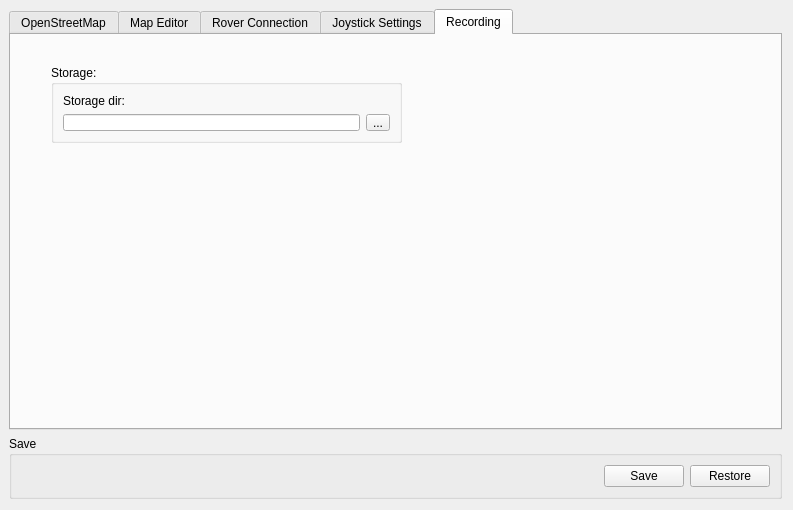
This is software/DesktopClient/DesktopClient/Forms/SettingsForm.ui in ddomurad/mibot as Qt 5 draws it before an edit. The edited form follows.
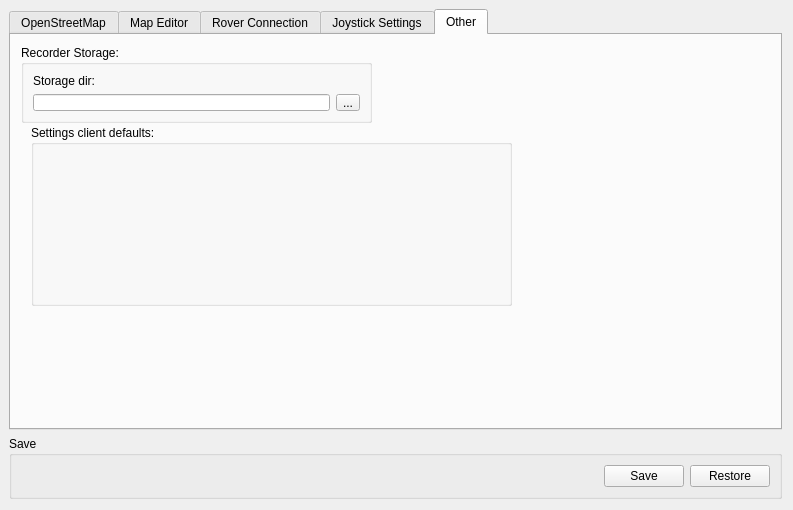
This is the edited form.

```diff
--- a/software/DesktopClient/DesktopClient/Forms/SettingsForm.ui
+++ b/software/DesktopClient/DesktopClient/Forms/SettingsForm.ui
@@ -884,19 +884,19 @@
      </widget>
      <widget class="QWidget" name="tab_2">
       <attribute name="title">
-       <string>Recording</string>
+       <string>Other</string>
       </attribute>
       <widget class="QGroupBox" name="groupBox_12">
        <property name="geometry">
         <rect>
-         <x>40</x>
-         <y>30</y>
+         <x>10</x>
+         <y>10</y>
          <width>351</width>
          <height>78</height>
         </rect>
        </property>
        <property name="title">
-        <string>Storage:</string>
+        <string>Recorder Storage:</string>
        </property>
        <layout class="QGridLayout" name="gridLayout_14">
         <item row="0" column="0">
@@ -918,6 +918,19 @@
         </item>
        </layout>
       </widget>
+      <widget class="QGroupBox" name="groupBox_13">
+       <property name="geometry">
+        <rect>
+         <x>20</x>
+         <y>90</y>
+         <width>481</width>
+         <height>181</height>
+        </rect>
+       </property>
+       <property name="title">
+        <string>Settings client defaults:</string>
+       </property>
+      </widget>
      </widget>
     </widget>
    </item>
```
